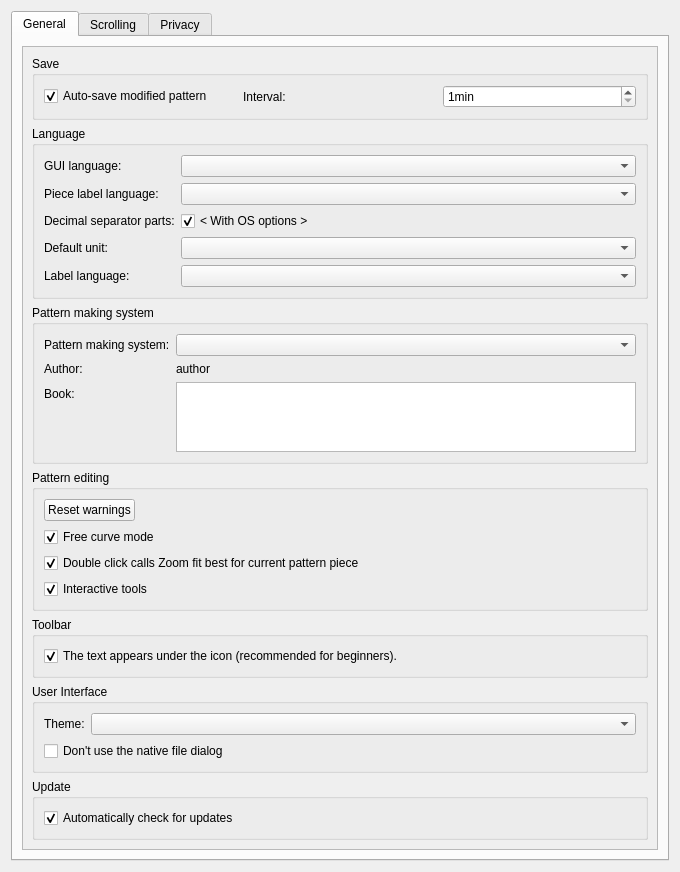
dismine/valentina, file src/app/valentina/dialogs/configpages/preferencesconfigurationpage.ui: the form before one commit.
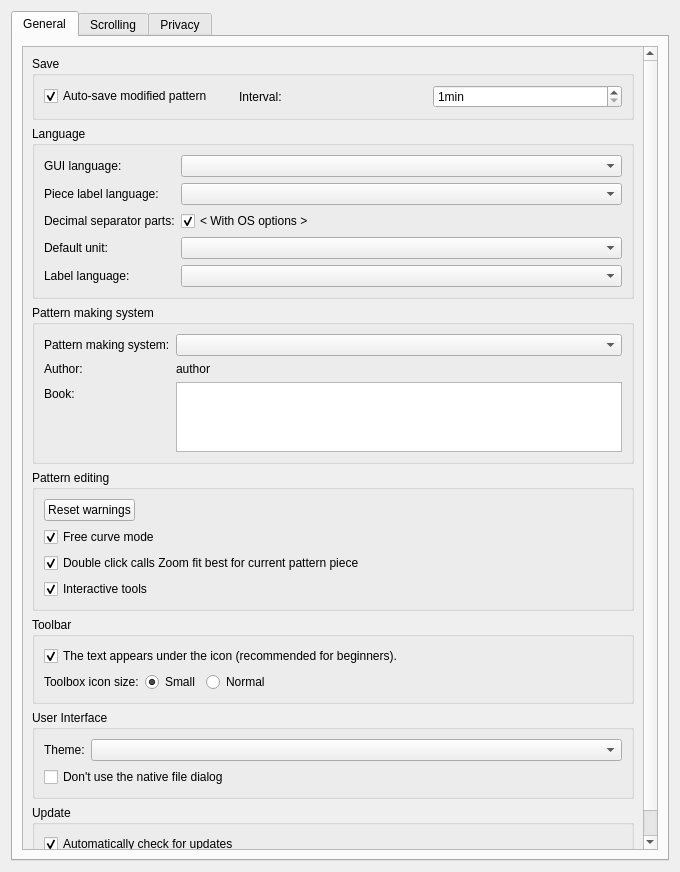
The form after the commit.

Commit message: Better control over toolbox icon size.

```diff
--- a/src/app/valentina/dialogs/configpages/preferencesconfigurationpage.ui
+++ b/src/app/valentina/dialogs/configpages/preferencesconfigurationpage.ui
@@ -33,9 +33,9 @@
           <property name="geometry">
            <rect>
             <x>0</x>
-            <y>-70</y>
+            <y>0</y>
             <width>624</width>
-            <height>873</height>
+            <height>904</height>
            </rect>
           </property>
           <layout class="QVBoxLayout" name="verticalLayout_2">
@@ -284,6 +284,53 @@
                 </property>
                </widget>
               </item>
+              <item>
+               <layout class="QHBoxLayout" name="horizontalLayout_3">
+                <item>
+                 <widget class="QLabel" name="label_17">
+                  <property name="text">
+                   <string>Toolbox icon size:</string>
+                  </property>
+                 </widget>
+                </item>
+                <item>
+                 <widget class="QRadioButton" name="radioButtonToolboxIconSizeSmall">
+                  <property name="text">
+                   <string>Small</string>
+                  </property>
+                  <property name="checked">
+                   <bool>true</bool>
+                  </property>
+                  <attribute name="buttonGroup">
+                   <string notr="true">buttonGroupToolBoxIconSize</string>
+                  </attribute>
+                 </widget>
+                </item>
+                <item>
+                 <widget class="QRadioButton" name="radioButtonToolboxIconSizeNormal">
+                  <property name="text">
+                   <string>Normal</string>
+                  </property>
+                  <attribute name="buttonGroup">
+                   <string notr="true">buttonGroupToolBoxIconSize</string>
+                  </attribute>
+                 </widget>
+                </item>
+                <item>
+                 <spacer name="horizontalSpacer">
+                  <property name="orientation">
+                   <enum>Qt::Horizontal</enum>
+                  </property>
+                  <property name="sizeHint" stdset="0">
+                   <size>
+                    <width>40</width>
+                    <height>20</height>
+                   </size>
+                  </property>
+                 </spacer>
+                </item>
+               </layout>
+              </item>
              </layout>
             </widget>
            </item>
```
Left out of the diff: 3 changed lines with no effect on the pictures. The commit also changes 5 other files.
